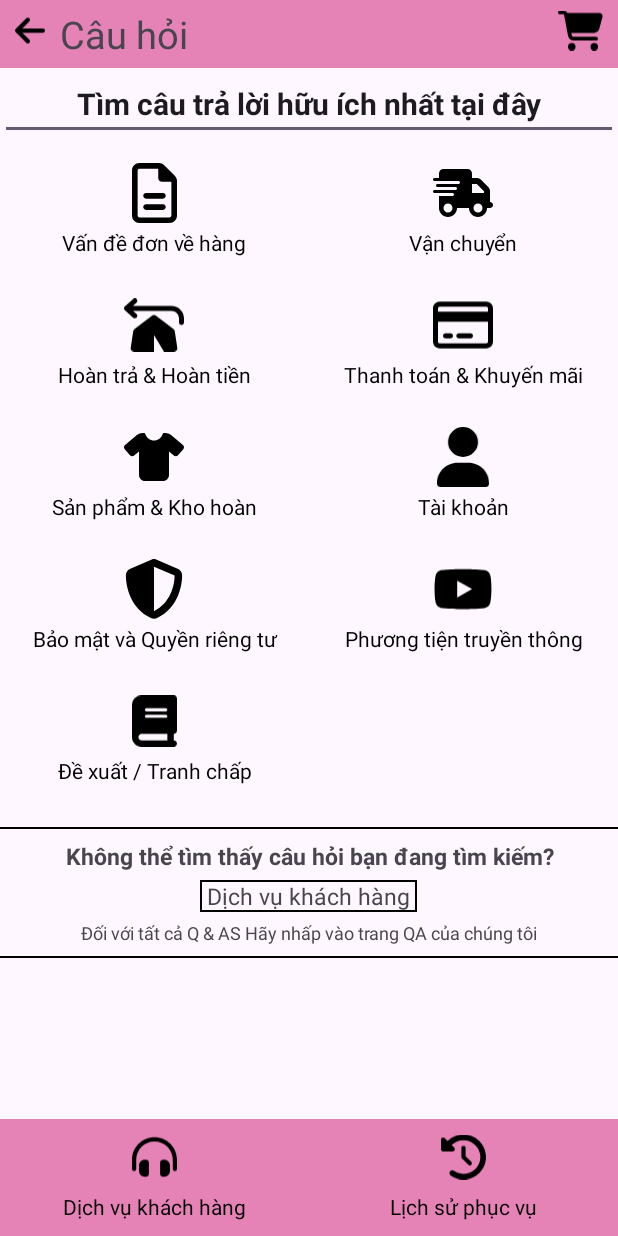
After one commit to tognoek/bithole, an Android app: the HoTroActivity screen opened directly, with no data from a screen before it, on a phone screen of 412 x 824 dp. The commit adds this screen. Run offline under Robolectric (Android 15) with nearby library versions, the phone set to English and light mode, and no system bars.

Commit message:
Them trang ho tro khach hang

```diff
--- a/app/src/main/AndroidManifest.xml
+++ b/app/src/main/AndroidManifest.xml
@@ -12,6 +12,9 @@
         android:supportsRtl="true"
         android:theme="@style/Theme.MyApplication"
         tools:targetApi="31">
+        <activity
+            android:name=".HoTroActivity"
+            android:exported="false" />
         <activity
             android:name=".detail_shop"
             android:exported="false" />
--- /dev/null
+++ b/app/src/main/java/com/example/myapplication/HoTroActivity.java
@@ -0,0 +1,14 @@
+package com.example.myapplication;
+
+import androidx.appcompat.app.AppCompatActivity;
+
+import android.os.Bundle;
+
+public class HoTroActivity extends AppCompatActivity {
+
+    @Override
+    protected void onCreate(Bundle savedInstanceState) {
+        super.onCreate(savedInstanceState);
+        setContentView(R.layout.activity_ho_tro);
+    }
+}
--- /dev/null
+++ b/app/src/main/res/drawable/footer_1.xml
@@ -0,0 +1,9 @@
+<vector xmlns:android="http://schemas.android.com/apk/res/android"
+    android:width="512dp"
+    android:height="512dp"
+    android:viewportWidth="512"
+    android:viewportHeight="512">
+  <path
+      android:fillColor="#FF000000"
+      android:pathData="M256,80C141.1,80 48,173.1 48,288L48,392c0,13.3 -10.7,24 -24,24s-24,-10.7 -24,-24L0,288C0,146.6 114.6,32 256,32s256,114.6 256,256L512,392c0,13.3 -10.7,24 -24,24s-24,-10.7 -24,-24L464,288c0,-114.9 -93.1,-208 -208,-208zM80,352c0,-35.3 28.7,-64 64,-64h16c17.7,0 32,14.3 32,32L192,448c0,17.7 -14.3,32 -32,32L144,480c-35.3,0 -64,-28.7 -64,-64L80,352zM368,288c35.3,0 64,28.7 64,64v64c0,35.3 -28.7,64 -64,64L352,480c-17.7,0 -32,-14.3 -32,-32L320,320c0,-17.7 14.3,-32 32,-32h16z"/>
+</vector>
--- /dev/null
+++ b/app/src/main/res/drawable/footer_2.xml
@@ -0,0 +1,9 @@
+<vector xmlns:android="http://schemas.android.com/apk/res/android"
+    android:width="512dp"
+    android:height="512dp"
+    android:viewportWidth="512"
+    android:viewportHeight="512">
+  <path
+      android:fillColor="#FF000000"
+      android:pathData="M75,75L41,41C25.9,25.9 0,36.6 0,57.9L0,168c0,13.3 10.7,24 24,24L134.1,192c21.4,0 32.1,-25.9 17,-41l-30.8,-30.8C155,85.5 203,64 256,64c106,0 192,86 192,192s-86,192 -192,192c-40.8,0 -78.6,-12.7 -109.7,-34.4c-14.5,-10.1 -34.4,-6.6 -44.6,7.9s-6.6,34.4 7.9,44.6C151.2,495 201.7,512 256,512c141.4,0 256,-114.6 256,-256S397.4,0 256,0C185.3,0 121.3,28.7 75,75zM256,128c-13.3,0 -24,10.7 -24,24L232,256c0,6.4 2.5,12.5 7,17l72,72c9.4,9.4 24.6,9.4 33.9,0s9.4,-24.6 0,-33.9l-65,-65L279.9,152c0,-13.3 -10.7,-24 -24,-24z"/>
+</vector>
--- /dev/null
+++ b/app/src/main/res/drawable/header_1.xml
@@ -0,0 +1,9 @@
+<vector xmlns:android="http://schemas.android.com/apk/res/android"
+    android:width="448dp"
+    android:height="512dp"
+    android:viewportWidth="448"
+    android:viewportHeight="512">
+  <path
+      android:fillColor="#FF000000"
+      android:pathData="M9.4,233.4c-12.5,12.5 -12.5,32.8 0,45.3l160,160c12.5,12.5 32.8,12.5 45.3,0s12.5,-32.8 0,-45.3L109.2,288 416,288c17.7,0 32,-14.3 32,-32s-14.3,-32 -32,-32l-306.7,0L214.6,118.6c12.5,-12.5 12.5,-32.8 0,-45.3s-32.8,-12.5 -45.3,0l-160,160z"/>
+</vector>
--- /dev/null
+++ b/app/src/main/res/drawable/header_2.xml
@@ -0,0 +1,9 @@
+<vector xmlns:android="http://schemas.android.com/apk/res/android"
+    android:width="576dp"
+    android:height="512dp"
+    android:viewportWidth="576"
+    android:viewportHeight="512">
+  <path
+      android:fillColor="#FF000000"
+      android:pathData="M0,24C0,10.7 10.7,0 24,0L69.5,0c22,0 41.5,12.8 50.6,32h411c26.3,0 45.5,25 38.6,50.4l-41,152.3c-8.5,31.4 -37,53.3 -69.5,53.3L170.7,288l5.4,28.5c2.2,11.3 12.1,19.5 23.6,19.5L488,336c13.3,0 24,10.7 24,24s-10.7,24 -24,24L199.7,384c-34.6,0 -64.3,-24.6 -70.7,-58.5L77.4,54.5c-0.7,-3.8 -4,-6.5 -7.9,-6.5L24,48C10.7,48 0,37.3 0,24zM128,464a48,48 0,1 1,96 0,48 48,0 1,1 -96,0zM464,416a48,48 0,1 1,0 96,48 48,0 1,1 0,-96z"/>
+</vector>
--- /dev/null
+++ b/app/src/main/res/drawable/option1.xml
@@ -0,0 +1,4 @@
+<vector android:height="40dp" android:viewportHeight="512"
+    android:viewportWidth="384" android:width="30dp" xmlns:android="http://schemas.android.com/apk/res/android">
+    <path android:fillColor="#FF000000" android:pathData="M64,464c-8.8,0 -16,-7.2 -16,-16L48,64c0,-8.8 7.2,-16 16,-16L224,48v80c0,17.7 14.3,32 32,32h80L336,448c0,8.8 -7.2,16 -16,16L64,464zM64,0C28.7,0 0,28.7 0,64L0,448c0,35.3 28.7,64 64,64L320,512c35.3,0 64,-28.7 64,-64L384,154.5c0,-17 -6.7,-33.3 -18.7,-45.3L274.7,18.7C262.7,6.7 246.5,0 229.5,0L64,0zM120,256c-13.3,0 -24,10.7 -24,24s10.7,24 24,24L264,304c13.3,0 24,-10.7 24,-24s-10.7,-24 -24,-24L120,256zM120,352c-13.3,0 -24,10.7 -24,24s10.7,24 24,24L264,400c13.3,0 24,-10.7 24,-24s-10.7,-24 -24,-24L120,352z"/>
+</vector>
--- /dev/null
+++ b/app/src/main/res/drawable/option2.xml
@@ -0,0 +1,9 @@
+<vector xmlns:android="http://schemas.android.com/apk/res/android"
+    android:width="640dp"
+    android:height="512dp"
+    android:viewportWidth="640"
+    android:viewportHeight="512">
+  <path
+      android:fillColor="#FF000000"
+      android:pathData="M112,0C85.5,0 64,21.5 64,48L64,96L16,96c-8.8,0 -16,7.2 -16,16s7.2,16 16,16L64,128 272,128c8.8,0 16,7.2 16,16s-7.2,16 -16,16L64,160 48,160c-8.8,0 -16,7.2 -16,16s7.2,16 16,16L64,192 240,192c8.8,0 16,7.2 16,16s-7.2,16 -16,16L64,224 16,224c-8.8,0 -16,7.2 -16,16s7.2,16 16,16L64,256 208,256c8.8,0 16,7.2 16,16s-7.2,16 -16,16L64,288L64,416c0,53 43,96 96,96s96,-43 96,-96L384,416c0,53 43,96 96,96s96,-43 96,-96h32c17.7,0 32,-14.3 32,-32s-14.3,-32 -32,-32L608,288 608,256 608,237.3c0,-17 -6.7,-33.3 -18.7,-45.3L512,114.7c-12,-12 -28.3,-18.7 -45.3,-18.7L416,96L416,48c0,-26.5 -21.5,-48 -48,-48L112,0zM544,237.3L544,256L416,256L416,160h50.7L544,237.3zM160,368a48,48 0,1 1,0 96,48 48,0 1,1 0,-96zM432,416a48,48 0,1 1,96 0,48 48,0 1,1 -96,0z"/>
+</vector>
--- /dev/null
+++ b/app/src/main/res/drawable/option3.xml
@@ -0,0 +1,9 @@
+<vector xmlns:android="http://schemas.android.com/apk/res/android"
+    android:width="576dp"
+    android:height="512dp"
+    android:viewportWidth="576"
+    android:viewportHeight="512">
+  <path
+      android:fillColor="#FF000000"
+      android:pathData="M120.1,41.8c9.9,-8.9 10.7,-24 1.8,-33.9S97.8,-2.7 87.9,6.2l-80,72C2.9,82.7 0,89.2 0,96s2.9,13.3 7.9,17.8l80,72c9.9,8.9 25,8.1 33.9,-1.8s8.1,-25 -1.8,-33.9L86.5,120 456,120c39.8,0 72,32.2 72,72v40c0,13.3 10.7,24 24,24s24,-10.7 24,-24V192c0,-66.3 -53.7,-120 -120,-120L86.5,72l33.5,-30.2zM307.4,166.5c-11.5,-8.7 -27.3,-8.7 -38.8,0l-168,128c-6.6,5 -11,12.5 -12.3,20.7l-24,160c-1.4,9.2 1.3,18.6 7.4,25.6S86.7,512 96,512H288V352l96,160h96c9.3,0 18.2,-4.1 24.2,-11.1s8.8,-16.4 7.4,-25.6l-24,-160c-1.2,-8.2 -5.6,-15.7 -12.3,-20.7l-168,-128z"/>
+</vector>
--- /dev/null
+++ b/app/src/main/res/drawable/option4.xml
@@ -0,0 +1,9 @@
+<vector xmlns:android="http://schemas.android.com/apk/res/android"
+    android:width="576dp"
+    android:height="512dp"
+    android:viewportWidth="576"
+    android:viewportHeight="512">
+  <path
+      android:fillColor="#FF000000"
+      android:pathData="M512,80c8.8,0 16,7.2 16,16v32L48,128L48,96c0,-8.8 7.2,-16 16,-16L512,80zM528,224L528,416c0,8.8 -7.2,16 -16,16L64,432c-8.8,0 -16,-7.2 -16,-16L48,224L528,224zM64,32C28.7,32 0,60.7 0,96L0,416c0,35.3 28.7,64 64,64L512,480c35.3,0 64,-28.7 64,-64L576,96c0,-35.3 -28.7,-64 -64,-64L64,32zM120,336c-13.3,0 -24,10.7 -24,24s10.7,24 24,24h48c13.3,0 24,-10.7 24,-24s-10.7,-24 -24,-24L120,336zM248,336c-13.3,0 -24,10.7 -24,24s10.7,24 24,24L360,384c13.3,0 24,-10.7 24,-24s-10.7,-24 -24,-24L248,336z"/>
+</vector>
--- /dev/null
+++ b/app/src/main/res/drawable/option5.xml
@@ -0,0 +1,9 @@
+<vector xmlns:android="http://schemas.android.com/apk/res/android"
+    android:width="640dp"
+    android:height="512dp"
+    android:viewportWidth="640"
+    android:viewportHeight="512">
+  <path
+      android:fillColor="#FF000000"
+      android:pathData="M211.8,0c7.8,0 14.3,5.7 16.7,13.2C240.8,51.9 277.1,80 320,80s79.2,-28.1 91.5,-66.8C413.9,5.7 420.4,0 428.2,0h12.6c22.5,0 44.2,7.9 61.5,22.3L628.5,127.4c6.6,5.5 10.7,13.5 11.4,22.1s-2.1,17.1 -7.8,23.6l-56,64c-11.4,13.1 -31.2,14.6 -44.6,3.5L480,197.7V448c0,35.3 -28.7,64 -64,64H224c-35.3,0 -64,-28.7 -64,-64V197.7l-51.5,42.9c-13.3,11.1 -33.1,9.6 -44.6,-3.5l-56,-64c-5.7,-6.5 -8.5,-15 -7.8,-23.6s4.8,-16.6 11.4,-22.1L137.7,22.3C155,7.9 176.7,0 199.2,0h12.6z"/>
+</vector>
--- /dev/null
+++ b/app/src/main/res/drawable/option6.xml
@@ -0,0 +1,9 @@
+<vector xmlns:android="http://schemas.android.com/apk/res/android"
+    android:width="448dp"
+    android:height="512dp"
+    android:viewportWidth="448"
+    android:viewportHeight="512">
+  <path
+      android:fillColor="#FF000000"
+      android:pathData="M224,256A128,128 0,1 0,224 0a128,128 0,1 0,0 256zM178.3,304C79.8,304 0,383.8 0,482.3C0,498.7 13.3,512 29.7,512L418.3,512c16.4,0 29.7,-13.3 29.7,-29.7C448,383.8 368.2,304 269.7,304L178.3,304z"/>
+</vector>
--- /dev/null
+++ b/app/src/main/res/drawable/option7.xml
@@ -0,0 +1,9 @@
+<vector xmlns:android="http://schemas.android.com/apk/res/android"
+    android:width="512dp"
+    android:height="512dp"
+    android:viewportWidth="512"
+    android:viewportHeight="512">
+  <path
+      android:fillColor="#FF000000"
+      android:pathData="M256,0c4.6,0 9.2,1 13.4,2.9L457.7,82.8c22,9.3 38.4,31 38.3,57.2c-0.5,99.2 -41.3,280.7 -213.6,363.2c-16.7,8 -36.1,8 -52.8,0C57.3,420.7 16.5,239.2 16,140c-0.1,-26.2 16.3,-47.9 38.3,-57.2L242.7,2.9C246.8,1 251.4,0 256,0zM256,66.8L256,444.8C394,378 431.1,230.1 432,141.4L256,66.8l0,0z"/>
+</vector>
--- /dev/null
+++ b/app/src/main/res/drawable/option8.xml
@@ -0,0 +1,9 @@
+<vector xmlns:android="http://schemas.android.com/apk/res/android"
+    android:width="576dp"
+    android:height="512dp"
+    android:viewportWidth="576"
+    android:viewportHeight="512">
+  <path
+      android:fillColor="#FF000000"
+      android:pathData="M549.66,124.08c-6.28,-23.65 -24.79,-42.28 -48.28,-48.6C458.78,64 288,64 288,64S117.22,64 74.63,75.49c-23.5,6.32 -42,24.95 -48.28,48.6 -11.41,42.87 -11.41,132.3 -11.41,132.3s0,89.44 11.41,132.3c6.28,23.65 24.79,41.5 48.28,47.82C117.22,448 288,448 288,448s170.78,0 213.37,-11.49c23.5,-6.32 42,-24.17 48.28,-47.82 11.41,-42.87 11.41,-132.3 11.41,-132.3s0,-89.44 -11.41,-132.3zM232.15,337.59L232.15,175.18l142.74,81.21 -142.74,81.2z"/>
+</vector>
--- /dev/null
+++ b/app/src/main/res/drawable/option9.xml
@@ -0,0 +1,9 @@
+<vector xmlns:android="http://schemas.android.com/apk/res/android"
+    android:width="448dp"
+    android:height="512dp"
+    android:viewportWidth="448"
+    android:viewportHeight="512">
+  <path
+      android:fillColor="#FF000000"
+      android:pathData="M96,0C43,0 0,43 0,96L0,416c0,53 43,96 96,96L384,512h32c17.7,0 32,-14.3 32,-32s-14.3,-32 -32,-32L416,384c17.7,0 32,-14.3 32,-32L448,32c0,-17.7 -14.3,-32 -32,-32L384,0 96,0zM96,384L352,384v64L96,448c-17.7,0 -32,-14.3 -32,-32s14.3,-32 32,-32zM128,144c0,-8.8 7.2,-16 16,-16L336,128c8.8,0 16,7.2 16,16s-7.2,16 -16,16L144,160c-8.8,0 -16,-7.2 -16,-16zM144,192L336,192c8.8,0 16,7.2 16,16s-7.2,16 -16,16L144,224c-8.8,0 -16,-7.2 -16,-16s7.2,-16 16,-16z"/>
+</vector>
--- /dev/null
+++ b/app/src/main/res/drawable/rectangle.xml
@@ -0,0 +1,5 @@
+<?xml version="1.0" encoding="utf-8"?>
+<shape xmlns:android="http://schemas.android.com/apk/res/android">
+    <stroke android:color="@color/black" android:width="1dp"/>
+    <padding android:left="5dp" android:right="5dp"/>
+</shape>
--- /dev/null
+++ b/app/src/main/res/layout/activity_ho_tro.xml
@@ -0,0 +1,336 @@
+<?xml version="1.0" encoding="utf-8"?>
+<RelativeLayout
+    xmlns:android="http://schemas.android.com/apk/res/android"
+    xmlns:app="http://schemas.android.com/apk/res-auto"
+    xmlns:tools="http://schemas.android.com/tools"
+    android:layout_width="match_parent"
+    android:layout_height="match_parent"
+    tools:context=".HoTroActivity">
+
+    <LinearLayout
+        android:layout_width="match_parent"
+        android:layout_height="wrap_content"
+        android:orientation="vertical"
+        >
+
+        <RelativeLayout
+
+            android:layout_width="match_parent"
+            android:layout_height="wrap_content"
+            android:padding="5dp"
+            android:paddingEnd="10dp"
+            android:background="#E683B6"
+            android:paddingStart="10dp"
+            >
+            <ImageView
+                android:id="@+id/imageView2"
+                android:layout_width="30dp"
+                android:layout_height="30dp"
+                android:layout_alignParentTop="true"
+                android:layout_alignParentEnd="true"
+                app:srcCompat="@drawable/header_2" />
+            <ImageView
+                android:id="@+id/imageView1"
+                android:layout_width="30dp"
+                android:layout_height="30dp"
+                android:paddingEnd="10dp"
+                app:srcCompat="@drawable/header_1"
+                android:layout_alignParentTop="true"
+                android:layout_alignParentStart="true"/>
+            <TextView
+                android:id="@+id/textview1"
+                android:layout_width="wrap_content"
+                android:layout_height="wrap_content"
+                android:text="Câu hỏi"
+                android:textSize="25dp"
+                android:layout_alignParentTop="true"
+                android:layout_toEndOf="@id/imageView1"
+                />
+        </RelativeLayout>
+        <EditText
+            android:id="@+id/edittext1"
+            android:layout_width="match_parent"
+            android:layout_height="wrap_content"
+            android:textStyle="bold"
+            android:text="Tìm câu trả lời hữu ích nhất tại đây"
+            android:textSize="20dp"
+            android:gravity="center"
+            />
+
+        <TableLayout
+            android:layout_width="match_parent"
+            android:layout_height="wrap_content"
+            android:stretchColumns="*"
+            android:paddingTop="5dp"
+            android:paddingBottom="10dp"
+            >
+            <TableRow
+                android:layout_width="match_parent"
+                android:layout_height="wrap_content"
+                android:paddingTop="10dp"
+                android:paddingBottom="15dp">
+                <LinearLayout
+                    android:layout_height="wrap_content"
+                    android:layout_width="match_parent"
+                    android:orientation="vertical"
+                    android:clickable="true"
+                    android:focusable="true"
+                    android:background="?android:attr/selectableItemBackground">
+                    <ImageView
+                        android:layout_width="30dp"
+                        android:layout_height="40dp"
+                        android:src="@drawable/option1"
+                        android:layout_gravity="center"/>
+                    <TextView
+                        style="@style/option"
+                        android:text="Vấn đề đơn về hàng"
+                        />
+                </LinearLayout>
+                <LinearLayout
+                    android:layout_height="wrap_content"
+                    android:layout_width="match_parent"
+                    android:orientation="vertical"
+                    android:clickable="true"
+                    android:focusable="true"
+                    android:background="?android:attr/selectableItemBackground">
+                    <ImageView
+                        android:layout_width="40dp"
+                        android:layout_height="40dp"
+                        android:src="@drawable/option2"
+                        android:layout_gravity="center"/>
+                    <TextView
+                        style="@style/option"
+                        android:text="Vận chuyển"
+                        />
+                </LinearLayout>
+
+            </TableRow>
+            <TableRow
+                android:layout_width="match_parent"
+                android:layout_height="wrap_content"
+                android:paddingBottom="15dp">
+                <LinearLayout
+                    android:layout_height="wrap_content"
+                    android:layout_width="match_parent"
+                    android:orientation="vertical"
+                    android:clickable="true"
+                    android:focusable="true"
+                    android:background="?android:attr/selectableItemBackground">
+                    <ImageView
+                        android:layout_width="40dp"
+                        android:layout_height="40dp"
+                        android:src="@drawable/option3"
+                        android:layout_gravity="center"/>
+                    <TextView
+                        style="@style/option"
+                        android:text="Hoàn trả &#038; Hoàn tiền"
+                        />
+                </LinearLayout>
+                <LinearLayout
+                    android:layout_height="wrap_content"
+                    android:layout_width="match_parent"
+                    android:orientation="vertical"
+                    android:clickable="true"
+                    android:focusable="true"
+                    android:background="?android:attr/selectableItemBackground">
+                    <ImageView
+                        android:layout_width="40dp"
+                        android:layout_height="40dp"
+                        android:src="@drawable/option4"
+                        android:layout_gravity="center"/>
+                    <TextView
+                        style="@style/option"
+                        android:text="Thanh toán &#038; Khuyến mãi"
+                        />
+                </LinearLayout>
+            </TableRow>
+            <TableRow
+                android:layout_width="match_parent"
+                android:layout_height="wrap_content"
+                android:paddingBottom="15dp">
+                <LinearLayout
+                    android:layout_height="wrap_content"
+                    android:layout_width="match_parent"
+                    android:orientation="vertical"
+                    android:clickable="true"
+                    android:focusable="true"
+                    android:background="?android:attr/selectableItemBackground">
+                    <ImageView
+                        android:layout_width="40dp"
+                        android:layout_height="40dp"
+                        android:src="@drawable/option5"
+                        android:layout_gravity="center"/>
+                    <TextView
+                        style="@style/option"
+                        android:text="Sản phẩm &#038; Kho hoàn"
+                        />
+                </LinearLayout>
+                <LinearLayout
+                    android:layout_height="wrap_content"
+                    android:layout_width="match_parent"
+                    android:orientation="vertical"
+                    android:clickable="true"
+                    android:focusable="true"
+                    android:background="?android:attr/selectableItemBackground">
+                    <ImageView
+                        android:layout_width="40dp"
+                        android:layout_height="40dp"
+                        android:src="@drawable/option6"
+                        android:layout_gravity="center"/>
+                    <TextView
+                        style="@style/option"
+                        android:text="Tài khoản"
+                        />
+                </LinearLayout>
+            </TableRow>
+            <TableRow
+                android:layout_width="match_parent"
+                android:layout_height="wrap_content"
+                android:paddingBottom="15dp">
+                <LinearLayout
+                    android:layout_height="wrap_content"
+                    android:layout_width="match_parent"
+                    android:orientation="vertical"
+                    android:clickable="true"
+                    android:focusable="true"
+                    android:background="?android:attr/selectableItemBackground">
+                    <ImageView
+                        android:layout_width="40dp"
+                        android:layout_height="40dp"
+                        android:src="@drawable/option7"
+                        android:layout_gravity="center"/>
+                    <TextView
+                        style="@style/option"
+                        android:text="Bảo mật và Quyền riêng tư"
+                        />
+                </LinearLayout>
+                <LinearLayout
+                    android:layout_height="wrap_content"
+                    android:layout_width="match_parent"
+                    android:orientation="vertical"
+                    android:clickable="true"
+                    android:focusable="true"
+                    android:background="?android:attr/selectableItemBackground">
+                    <ImageView
+                        android:layout_width="40dp"
+                        android:layout_height="40dp"
+                        android:src="@drawable/option8"
+                        android:layout_gravity="center"/>
+                    <TextView
+                        style="@style/option"
+                        android:text="Phương tiện truyền thông"
+                        />
+                </LinearLayout>
+            </TableRow>
+            <TableRow
+                android:layout_width="match_parent"
+                android:layout_height="wrap_content"
+                android:paddingBottom="8dp">
+                <LinearLayout
+                    android:layout_height="wrap_content"
+                    android:layout_width="match_parent"
+                    android:orientation="vertical"
+                    android:clickable="true"
+                    android:focusable="true"
+                    android:background="?android:attr/selectableItemBackground">
+                    <ImageView
+                        android:layout_width="30dp"
+                        android:layout_height="40dp"
+                        android:src="@drawable/option9"
+                        android:layout_gravity="center"/>
+                    <TextView
+                        style="@style/option"
+                        android:text="Đề xuất / Tranh chấp"
+                        />
+                </LinearLayout>
+            </TableRow>
+        </TableLayout>
+
+        <LinearLayout
+
+            android:layout_width="match_parent"
+            android:layout_height="wrap_content"
+            android:orientation="vertical"
+            android:background="@drawable/rectangle_top_bottom"
+
+            >
+            <TextView
+                android:layout_width="match_parent"
+                android:layout_height="wrap_content"
+                android:text="Không thể tìm thấy câu hỏi bạn đang tìm kiếm?"
+                android:textStyle="bold"
+                android:textSize="15dp"
+                android:gravity="center"
+                android:paddingBottom="5dp"
+                android:paddingTop="5dp"
+                />
+            <TextView
+                android:layout_width="wrap_content"
+                android:layout_height="wrap_content"
+                android:text="Dịch vụ khách hàng"
+                android:background="@drawable/rectangle"
+                android:textSize="15dp"
+                android:layout_gravity="center"
+                />
+            <TextView
+                android:layout_width="match_parent"
+                android:layout_height="wrap_content"
+                android:text="Đối với tất cả Q &#038; AS Hãy nhấp vào trang QA của chúng tôi"
+                android:textSize="12dp"
+                android:gravity="center"
+                android:paddingBottom="5dp"
+                android:paddingTop="5dp"
+                />
+
+        </LinearLayout>
+    </LinearLayout>
+    <LinearLayout
+        android:layout_width="match_parent"
+        android:layout_height="wrap_content"
+        android:paddingTop="5dp"
+        android:background="#E683B6"
+        android:orientation="horizontal"
+        android:layout_alignParentBottom="true"
+        android:weightSum="2">
+        <LinearLayout
+            android:id="@+id/phone"
+            android:layout_height="wrap_content"
+            android:layout_width="wrap_content"
+            android:orientation="vertical"
+            android:clickable="true"
+            android:focusable="true"
+            android:layout_weight="1"
+            android:background="?android:attr/selectableItemBackground">
+            <ImageView
+                android:layout_width="30dp"
+                android:layout_height="40dp"
+                android:src="@drawable/footer_1"
+                android:layout_gravity="center"/>
+            <TextView
+                style="@style/option"
+                android:text="Dịch vụ khách hàng"
+                />
+        </LinearLayout>
+        <LinearLayout
+            android:id="@+id/history"
+            android:layout_height="wrap_content"
+            android:layout_width="wrap_content"
+            android:orientation="vertical"
+            android:clickable="true"
+            android:focusable="true"
+            android:layout_weight="1"
+            android:background="?android:attr/selectableItemBackground">
+            <ImageView
+                android:layout_width="30dp"
+                android:layout_height="40dp"
+                android:src="@drawable/footer_2"
+                android:layout_gravity="center"/>
+            <TextView
+                style="@style/option"
+                android:text="Lịch sử phục vụ"
+                />
+        </LinearLayout>
+    </LinearLayout>
+
+
+</RelativeLayout>
--- a/app/src/main/res/values/text_style.xml
+++ b/app/src/main/res/values/text_style.xml
@@ -21,4 +21,16 @@
         <item name="android:textColor">#595959</item>
         <item name="android:fontFamily">sans-serif-medium</item>
     </style>
+
+    <style name="option">
+        <item name="android:layout_width">match_parent</item>
+        <item name="android:layout_height">wrap_content</item>
+        <item name="android:background">#00000000</item>
+        <item name="android:textColor">@color/black</item>
+        <item name="android:gravity">center</item>
+        <item name="android:paddingTop">3dp</item>
+        <item name="android:paddingEnd">10dp</item>
+        <item name="android:paddingStart">10dp</item>
+        <item name="android:paddingBottom">10dp</item>
+    </style>
 </resources>
```
Also changed, not shown: app/src/main/res/drawable/rectangle_top_bottom.9.png (added).
